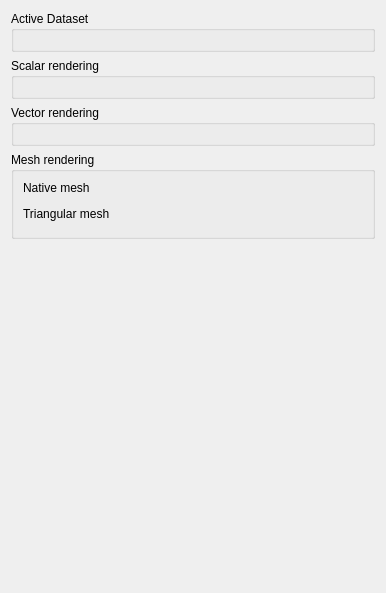
Before: the Qt Designer form src/ui/mesh/qgsrenderermeshpropswidgetbase.ui in carsmie/QGIS, drawn with Qt 5.
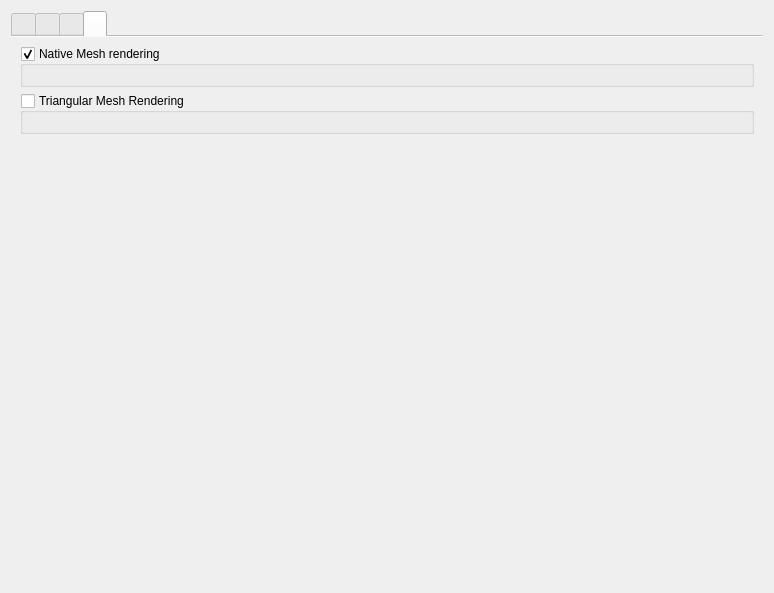
After: the same form once the commit is applied. The open tabs and pages were chosen to show the change. Icons and pictures are not drawn. Custom widgets are drawn as their Qt base class.

Commit message: change mesh UI to tabs instead of collapsible groups

```diff
--- a/src/ui/mesh/qgsrenderermeshpropswidgetbase.ui
+++ b/src/ui/mesh/qgsrenderermeshpropswidgetbase.ui
@@ -6,20 +6,55 @@
    <rect>
     <x>0</x>
     <y>0</y>
-    <width>386</width>
+    <width>774</width>
     <height>593</height>
    </rect>
   </property>
   <property name="windowTitle">
    <string>Form</string>
   </property>
-  <layout class="QVBoxLayout" name="verticalLayout_2">
+  <layout class="QVBoxLayout" name="verticalLayout">
    <item>
-    <widget class="QgsCollapsibleGroupBox" name="mActiveDatasetGroup">
-     <property name="title">
-      <string>Active Dataset</string>
+    <widget class="QTabWidget" name="mStyleOptionsTab">
+     <property name="sizePolicy">
+      <sizepolicy hsizetype="Expanding" vsizetype="Expanding">
+       <horstretch>0</horstretch>
+       <verstretch>0</verstretch>
+      </sizepolicy>
      </property>
-     <layout class="QVBoxLayout" name="verticalLayout_3">
+     <property name="tabPosition">
+      <enum>QTabWidget::North</enum>
+     </property>
+     <property name="tabShape">
+      <enum>QTabWidget::Rounded</enum>
+     </property>
+     <property name="currentIndex">
+      <number>0</number>
+     </property>
+     <property name="iconSize">
+      <size>
+       <width>20</width>
+       <height>20</height>
+      </size>
+     </property>
+     <property name="elideMode">
+      <enum>Qt::ElideNone</enum>
+     </property>
+     <property name="documentMode">
+      <bool>true</bool>
+     </property>
+     <property name="tabsClosable">
+      <bool>false</bool>
+     </property>
+     <widget class="QWidget" name="mActiveDatasetTab">
+      <attribute name="icon">
+       <iconset resource="../../../images/images.qrc">
+        <normaloff>:/images/themes/default/propertyicons/general.svg</normaloff>:/images/themes/default/propertyicons/general.svg</iconset>
+      </attribute>
+      <attribute name="title">
+       <string/>
+      </attribute>
+      <layout class="QVBoxLayout" name="verticalLayout_11">
       <item>
        <widget class="QgsMeshRendererActiveDatasetWidget" name="mMeshRendererActiveDatasetWidget" native="true">
         <property name="enabled">
@@ -33,59 +68,164 @@
         </property>
        </widget>
       </item>
-     </layout>
-    </widget>
-   </item>
+       <item>
+        <spacer name="verticalSpacer_3">
+         <property name="orientation">
+          <enum>Qt::Vertical</enum>
+         </property>
+         <property name="sizeHint" stdset="0">
+          <size>
+           <width>20</width>
+           <height>40</height>
+          </size>
+         </property>
+        </spacer>
+       </item>
+      </layout>
+     </widget>
+     <widget class="QWidget" name="mContoursTab">
+      <attribute name="icon">
+       <iconset resource="../../../images/images.qrc">
+        <normaloff>:/images/themes/default/propertyicons/meshcontours.svg</normaloff>:/images/themes/default/propertyicons/meshcontours.svg</iconset>
+      </attribute>
+      <attribute name="title">
+       <string/>
+      </attribute>
+      <layout class="QVBoxLayout" name="verticalLayout_10">
    <item>
-    <widget class="QgsCollapsibleGroupBox" name="mScalarRenderingGroup">
+        <widget class="QGroupBox" name="mContoursGroupBox">
      <property name="title">
-      <string>Scalar rendering</string>
-     </property>
-     <layout class="QVBoxLayout" name="verticalLayout">
+          <string>Show contours</string>
+         </property>
+         <property name="checkable">
+          <bool>true</bool>
+         </property>
+         <property name="checked">
+          <bool>false</bool>
+         </property>
+         <layout class="QVBoxLayout" name="verticalLayout_6">
       <item>
        <widget class="QgsMeshRendererScalarSettingsWidget" name="mMeshRendererScalarSettingsWidget" native="true"/>
       </item>
-     </layout>
-    </widget>
-   </item>
    <item>
-    <widget class="QgsCollapsibleGroupBox" name="mVectorRenderingGroup">
-     <property name="title">
-      <string>Vector rendering</string>
-     </property>
-     <layout class="QGridLayout" name="gridLayout2">
-      <item row="0" column="0">
-       <widget class="QgsMeshRendererVectorSettingsWidget" name="mMeshRendererVectorSettingsWidget" native="true"/>
+           <spacer name="verticalSpacer_4">
+            <property name="orientation">
+             <enum>Qt::Vertical</enum>
+            </property>
+            <property name="sizeHint" stdset="0">
+             <size>
+              <width>20</width>
+              <height>40</height>
+             </size>
+            </property>
+           </spacer>
       </item>
      </layout>
     </widget>
    </item>
+      </layout>
+     </widget>
+     <widget class="QWidget" name="mVectorsTab">
+      <attribute name="icon">
+       <iconset resource="../../../images/images.qrc">
+        <normaloff>:/images/themes/default/propertyicons/meshvectors.svg</normaloff>:/images/themes/default/propertyicons/meshvectors.svg</iconset>
+      </attribute>
+      <attribute name="title">
+       <string/>
+      </attribute>
+      <layout class="QVBoxLayout" name="verticalLayout_2">
    <item>
-    <widget class="QgsCollapsibleGroupBox" name="mMeshRenderingGroup">
+        <widget class="QGroupBox" name="mVectorsGroupBox">
      <property name="title">
-      <string>Mesh rendering</string>
+          <string>Show Vectors</string>
      </property>
      <property name="checkable">
       <bool>false</bool>
+         </property>
+         <layout class="QVBoxLayout" name="verticalLayout_5">
+          <item>
+           <widget class="QgsMeshRendererVectorSettingsWidget" name="mMeshRendererVectorSettingsWidget" native="true">
+            <property name="sizePolicy">
+             <sizepolicy hsizetype="Expanding" vsizetype="Expanding">
+              <horstretch>0</horstretch>
+              <verstretch>0</verstretch>
+             </sizepolicy>
+            </property>
+           </widget>
+          </item>
+          <item>
+           <spacer name="verticalSpacer_5">
+            <property name="orientation">
+             <enum>Qt::Vertical</enum>
+            </property>
+            <property name="sizeHint" stdset="0">
+             <size>
+              <width>20</width>
+              <height>40</height>
+             </size>
+            </property>
+           </spacer>
+          </item>
+         </layout>
+        </widget>
+       </item>
+      </layout>
+     </widget>
+     <widget class="QWidget" name="mMeshTab">
+      <attribute name="icon">
+       <iconset resource="../../../images/images.qrc">
+        <normaloff>:/images/themes/default/propertyicons/meshframe.svg</normaloff>:/images/themes/default/propertyicons/meshframe.svg</iconset>
+      </attribute>
+      <attribute name="title">
+       <string/>
+      </attribute>
+      <layout class="QVBoxLayout" name="verticalLayout_12">
+       <item>
+        <widget class="QGroupBox" name="mNativeMeshGroup">
+         <property name="sizePolicy">
+          <sizepolicy hsizetype="Preferred" vsizetype="Preferred">
+           <horstretch>0</horstretch>
+           <verstretch>0</verstretch>
+          </sizepolicy>
+         </property>
+         <property name="title">
+          <string>Native Mesh rendering</string>
+         </property>
+         <property name="checkable">
+          <bool>true</bool>
      </property>
      <layout class="QVBoxLayout" name="verticalLayout_4">
       <item>
-       <widget class="QLabel" name="label">
-        <property name="text">
-         <string>Native mesh</string>
+           <widget class="QgsMeshRendererMeshSettingsWidget" name="mNativeMeshSettingsWidget" native="true">
+            <property name="sizePolicy">
+             <sizepolicy hsizetype="Preferred" vsizetype="Preferred">
+              <horstretch>0</horstretch>
+              <verstretch>0</verstretch>
+             </sizepolicy>
         </property>
        </widget>
       </item>
-      <item>
-       <widget class="QgsMeshRendererMeshSettingsWidget" name="mNativeMeshSettingsWidget" native="true"/>
+         </layout>
+        </widget>
       </item>
       <item>
-       <widget class="QLabel" name="label_2">
-        <property name="text">
-         <string>Triangular mesh</string>
-        </property>
-       </widget>
-      </item>
+        <widget class="QGroupBox" name="mTriangularMeshGroup">
+         <property name="sizePolicy">
+          <sizepolicy hsizetype="Preferred" vsizetype="Preferred">
+           <horstretch>0</horstretch>
+           <verstretch>0</verstretch>
+          </sizepolicy>
+         </property>
+         <property name="title">
+          <string>Triangular Mesh Rendering</string>
+         </property>
+         <property name="checkable">
+          <bool>true</bool>
+         </property>
+         <property name="checked">
+          <bool>false</bool>
+         </property>
+         <layout class="QVBoxLayout" name="verticalLayout_3">
       <item>
        <widget class="QgsMeshRendererMeshSettingsWidget" name="mTriangularMeshSettingsWidget" native="true"/>
       </item>
@@ -107,13 +247,24 @@
    </item>
   </layout>
  </widget>
+    </widget>
+   </item>
+   <item>
+    <spacer name="verticalSpacer">
+     <property name="orientation">
+      <enum>Qt::Vertical</enum>
+     </property>
+     <property name="sizeHint" stdset="0">
+      <size>
+       <width>20</width>
+       <height>40</height>
+      </size>
+     </property>
+    </spacer>
+   </item>
+  </layout>
+ </widget>
  <customwidgets>
-  <customwidget>
-   <class>QgsCollapsibleGroupBox</class>
-   <extends>QGroupBox</extends>
-   <header>qgscollapsiblegroupbox.h</header>
-   <container>1</container>
-  </customwidget>
   <customwidget>
    <class>QgsMeshRendererScalarSettingsWidget</class>
    <extends>QWidget</extends>
```
Left out of the diff: 44 changed lines with no effect on the pictures. Lines whose indentation alone changed are shown as unchanged. The commit also changes 12 other files.
